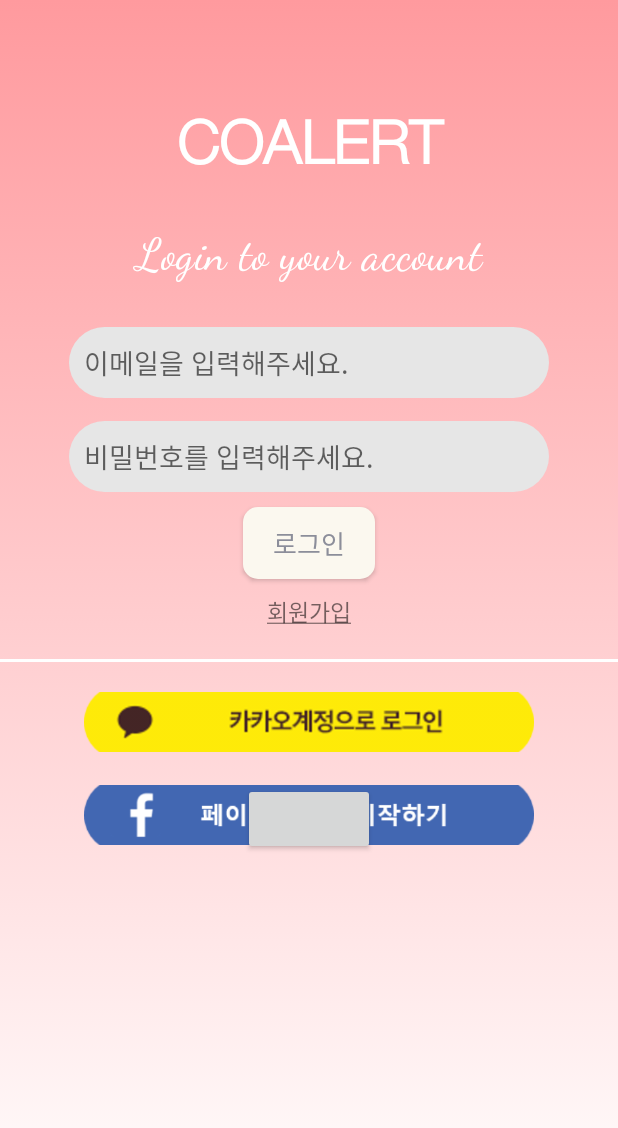
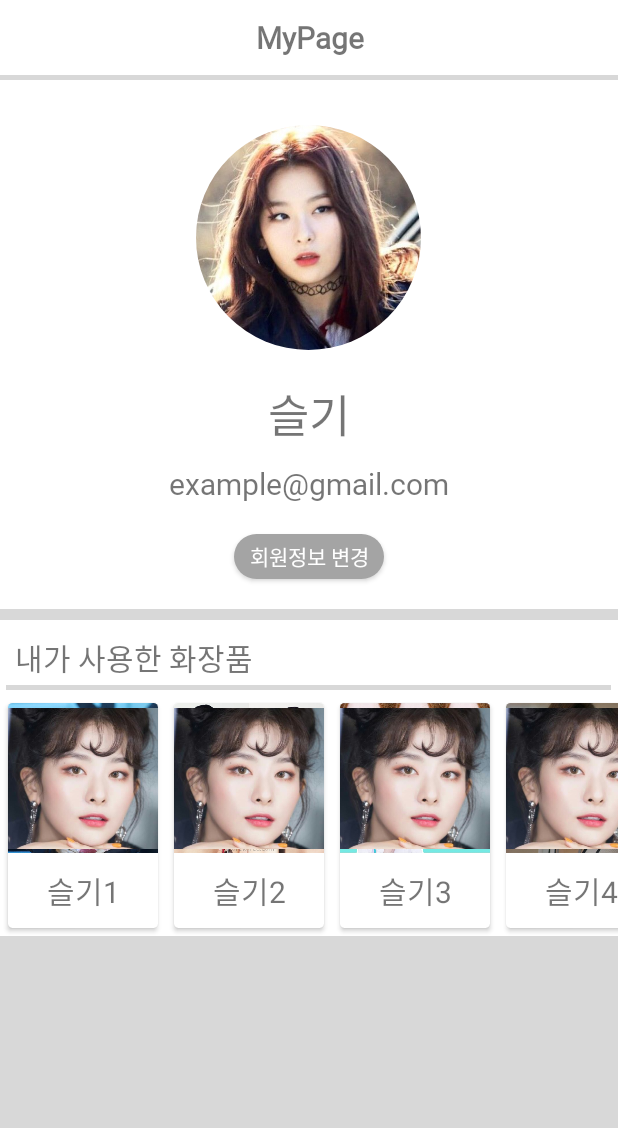
Before and after one commit to dokdokorea/CoAlert_Front, an Android app: the screen it shows after launch (LoginActivity before the commit, MypageActivity after it), on a phone screen of 412 x 824 dp. Shown: the top 1128 px of the screen. Run offline under Robolectric (Android 15) with nearby library versions, the phone set to English and light mode, and no system bars; our stand-ins replace CircleImageView; plain views replace LoginButton.

Commit message:
add horizontal recyclerview

```diff
--- a/app/src/main/java/com/example/user/coalert/Activity/LeftNavigationContentActivity.java
+++ b/app/src/main/java/com/example/user/coalert/Activity/LeftNavigationContentActivity.java
@@ -15,16 +15,11 @@ import com.example.user.coalert.R;
 import java.util.List;
 
 public class LeftNavigationContentActivity extends AppCompatActivity{
-    static final String[] COMPANY_LIST={"innisfree","아리따움","LUSH","THE FACE SHOP"};
 
     @Override
     protected void onCreate(@Nullable Bundle savedInstanceState) {
         super.onCreate(savedInstanceState);
         setContentView(R.layout.left_navigation_content);
 
-        ArrayAdapter adapter=new ArrayAdapter(this, android.R.layout.simple_list_item_1,COMPANY_LIST);
-
-        ListView listView=(ListView)findViewById(R.id.company_listview);
-        listView.setAdapter(adapter);
     }
 }
--- a/app/src/main/java/com/example/user/coalert/Activity/LoginActivity.java
+++ b/app/src/main/java/com/example/user/coalert/Activity/LoginActivity.java
@@ -1,7 +1,6 @@
 package com.example.user.coalert.Activity;
 
 import android.Manifest;
-import android.app.Activity;
 import android.content.Intent;
 import android.content.pm.PackageManager;
 import android.os.Bundle;
@@ -13,7 +12,7 @@ import android.widget.Button;
 import android.widget.ImageButton;
 import android.widget.ImageView;
 
-import com.example.user.coalert.Loading1Activity;
+import com.example.user.coalert.Loading.Loading1Activity;
 import com.example.user.coalert.R;
 import com.facebook.login.widget.LoginButton;
 
--- /dev/null
+++ b/app/src/main/java/com/example/user/coalert/Activity/MypageActivity.java
@@ -0,0 +1,52 @@
+package com.example.user.coalert.Activity;
+
+import android.graphics.drawable.ShapeDrawable;
+import android.graphics.drawable.shapes.OvalShape;
+import android.os.Build;
+import android.os.Bundle;
+import android.support.annotation.Nullable;
+import android.support.v7.app.AppCompatActivity;
+import android.support.v7.widget.LinearLayoutManager;
+import android.support.v7.widget.RecyclerView;
+import android.view.LayoutInflater;
+import android.view.View;
+import android.widget.ArrayAdapter;
+import android.widget.ImageView;
+import android.widget.ListView;
+
+import com.example.user.coalert.Adapter.MypageRecyclerViewAdapter;
+import com.example.user.coalert.Adapter.TimelineRecyclerViewAdapter;
+import com.example.user.coalert.R;
+import com.example.user.coalert.item.CosmeticList_mypage;
+import com.example.user.coalert.item.TimelineCardVIew;
+
+import java.util.ArrayList;
+import java.util.List;
+
+public class MypageActivity extends AppCompatActivity{
+    List<String> list;
+    @Override
+    protected void onCreate(@Nullable Bundle savedInstanceState) {
+        super.onCreate(savedInstanceState);
+        setContentView(R.layout.activity_mypage);
+
+        RecyclerView recyclerView=(RecyclerView)findViewById(R.id.recyclerview);
+        LinearLayoutManager layoutManager=new LinearLayoutManager(this,LinearLayoutManager.HORIZONTAL,false);
+        recyclerView.setHasFixedSize(true);
+        recyclerView.setLayoutManager(layoutManager);
+
+        List<CosmeticList_mypage> items=new ArrayList<>();
+        CosmeticList_mypage[] item=new CosmeticList_mypage[5];
+        item[0]=new CosmeticList_mypage(R.drawable.cardview1,"슬기1");
+        item[1]=new CosmeticList_mypage(R.drawable.cardview2,"슬기2");
+        item[2]=new CosmeticList_mypage(R.drawable.cardview3,"슬기3");
+        item[3]=new CosmeticList_mypage(R.drawable.cardview4,"슬기4");
+        item[4]=new CosmeticList_mypage(R.drawable.cardview5,"슬기5");
+
+        for(int i=0;i<5;i++) items.add(item[i]);
+
+        recyclerView.setAdapter(new MypageRecyclerViewAdapter(getApplicationContext(),items,R.layout.activity_mypage));
+
+
+    }
+}
--- /dev/null
+++ b/app/src/main/java/com/example/user/coalert/Adapter/MypageRecyclerViewAdapter.java
@@ -0,0 +1,66 @@
+package com.example.user.coalert.Adapter;
+
+import android.content.Context;
+import android.graphics.drawable.Drawable;
+import android.support.annotation.NonNull;
+import android.support.v7.widget.CardView;
+import android.support.v7.widget.RecyclerView;
+import android.view.LayoutInflater;
+import android.view.View;
+import android.view.ViewGroup;
+import android.widget.ImageView;
+import android.widget.TextView;
+import android.widget.Toast;
+
+import com.example.user.coalert.R;
+import com.example.user.coalert.item.CosmeticList_mypage;
+
+import java.util.List;
+
+public class MypageRecyclerViewAdapter extends RecyclerView.Adapter<MypageRecyclerViewAdapter.ViewHolder>{
+    Context context;
+    List <CosmeticList_mypage> list;
+    int item_layout;
+    public MypageRecyclerViewAdapter(Context context, List<CosmeticList_mypage> items, int item_layout){
+        this.context = context;
+        list = items;
+        this.item_layout =item_layout;
+    }
+
+    @NonNull
+    @Override
+    public ViewHolder onCreateViewHolder(@NonNull ViewGroup parent, int viewType) {
+        View v = LayoutInflater.from(parent.getContext()).inflate(R.layout.mypage_item, null);
+        return new ViewHolder(v) ;
+    }
+
+    @Override
+    public void onBindViewHolder(@NonNull ViewHolder holder, int position) {
+        final CosmeticList_mypage item = list.get(position);
+        Drawable drawable=context.getResources().getDrawable(item.getImage());
+        holder.image.setBackground(drawable);
+        holder.name.setText(item.getTitle());
+        holder.cardview.setOnClickListener(new View.OnClickListener() {
+            @Override
+            public void onClick(View v) {
+                Toast.makeText(context,item.getTitle(),Toast.LENGTH_SHORT).show();
+            }
+        });
+    }
+
+    @Override
+    public int getItemCount() {
+        return this.list.size();
+    }
+    public class ViewHolder extends RecyclerView.ViewHolder {
+        ImageView image;
+        TextView name;
+        CardView cardview;
+        public ViewHolder(View itemView) {
+            super(itemView);
+            image=(ImageView)itemView.findViewById(R.id.cosphoto);
+            name=(TextView)itemView.findViewById(R.id.Name);
+            cardview=(CardView)itemView.findViewById(R.id.cardview);
+        }
+    }
+}
--- a/app/src/main/java/com/example/user/coalert/Loading1Activity.java
+++ b/app/src/main/java/com/example/user/coalert/Loading/Loading1Activity.java
@@ -1,4 +1,4 @@
-package com.example.user.coalert;
+package com.example.user.coalert.Loading;
 import android.content.Intent;
 import android.os.Bundle;
 import android.os.Handler;
@@ -9,6 +9,7 @@ import android.view.animation.AnimationUtils;
 import android.widget.ImageView;
 
 import com.example.user.coalert.Activity.MainActivity;
+import com.example.user.coalert.R;
 
 public class Loading1Activity extends AppCompatActivity {
     private ImageView loadingImg;
--- /dev/null
+++ b/app/src/main/java/com/example/user/coalert/item/CosmeticList_mypage.java
@@ -0,0 +1,16 @@
+package com.example.user.coalert.item;
+
+public class CosmeticList_mypage {
+    int image;
+    String name;
+    public int getImage(){
+        return this.image;
+    }
+    public String getTitle(){
+        return this.name;
+    }
+    public CosmeticList_mypage(int image, String name){
+        this.image=image;
+        this.name=name;
+    }
+}
--- a/app/src/main/res/layout/activity_mypage.xml
+++ b/app/src/main/res/layout/activity_mypage.xml
@@ -2,16 +2,18 @@
 <LinearLayout xmlns:android="http://schemas.android.com/apk/res/android"
     android:layout_width="match_parent"
     android:layout_height="match_parent"
+    xmlns:tools="http://schemas.android.com/tools"
     android:background="#D8D8D8"
     android:gravity="center_horizontal"
-    android:orientation="vertical">
+    android:orientation="vertical"
+    tools:context=".Activity.MypageActivity">
 
 
     <TextView
         android:layout_width="match_parent"
         android:layout_height="50dp"
         android:background="#ffffff"
-        android:fontFamily="@font/yoon_gothic320"
+        android:fontFamily="@font/yoon_gothic340"
         android:gravity="center"
         android:text="MyPage"
         android:textSize="20dp"
@@ -39,12 +41,11 @@
                 android:gravity="center"
                 android:orientation="vertical">
 
-                <ImageButton
+                <de.hdodenhof.circleimageview.CircleImageView
                     android:id="@+id/profile"
                     android:layout_width="150dp"
                     android:layout_height="150dp"
                     android:layout_marginTop="30dp"
-                    android:scaleType="centerInside"
 
                     android:src="@drawable/seul" />
 
@@ -53,6 +54,7 @@
                     android:layout_width="wrap_content"
                     android:layout_height="wrap_content"
                     android:layout_marginTop="20dp"
+                    android:fontFamily="@font/yoon_gothic330"
                     android:text="슬기"
                     android:textSize="30dp" />
 
@@ -61,6 +63,7 @@
                     android:layout_width="wrap_content"
                     android:layout_height="wrap_content"
                     android:layout_marginTop="10dp"
+                    android:fontFamily="@font/yoon_gothic330"
                     android:text="example@gmail.com"
                     android:textSize="20dp" />
 
@@ -70,6 +73,7 @@
                     android:layout_marginTop="20dp"
                     android:background="@drawable/btnstyle1"
                     android:text="회원정보 변경"
+                    android:fontFamily="@font/yoon_gothic330"
                     android:textColor="#fff" />
 
                 <android.support.v4.widget.Space
@@ -94,6 +98,7 @@
                     android:layout_marginLeft="10dp"
                     android:layout_marginTop="10dp"
                     android:text="내가 사용한 화장품"
+                    android:fontFamily="@font/yoon_gothic330"
                     android:textSize="20dp" />
 
                 <LinearLayout
@@ -105,7 +110,7 @@
                     android:weightSum="1">
 
                     <TextView
-                        android:layout_width="wrap_content"
+                        android:layout_width="0dp"
                         android:layout_height="3dp"
                         android:layout_weight="0.98"
                         android:background="#D8D8D8" />
@@ -113,9 +118,6 @@
 
                 </LinearLayout>
 
-                <HorizontalScrollView
-                    android:layout_width="match_parent"
-                    android:layout_height="wrap_content">
 
                     <LinearLayout
                         android:layout_width="match_parent"
@@ -123,42 +125,14 @@
                         android:layout_marginTop="3dp"
                         android:orientation="horizontal">
 
-                        <ImageButton
-                            android:layout_width="60dp"
-                            android:layout_height="60dp" />
-
-                        <ImageButton
-                            android:layout_width="60dp"
-                            android:layout_height="60dp" />
-
-                        <ImageButton
-                            android:layout_width="60dp"
-                            android:layout_height="60dp" />
-
-                        <ImageButton
-                            android:layout_width="60dp"
-                            android:layout_height="60dp" />
-
-                        <ImageButton
-                            android:layout_width="60dp"
-                            android:layout_height="60dp" />
-
-                        <ImageButton
-                            android:layout_width="60dp"
-                            android:layout_height="60dp" />
-
-                        <ImageButton
-                            android:layout_width="60dp"
-                            android:layout_height="60dp" />
-
-                        <ImageButton
-                            android:layout_width="60dp"
-                            android:layout_height="60dp" />
+                        <android.support.v7.widget.RecyclerView
+                            android:id="@+id/recyclerview"
+                            android:layout_width="match_parent"
+                            android:layout_height="match_parent"
+                            android:orientation="horizontal"/>
 
 
                     </LinearLayout>
-
-                </HorizontalScrollView>
 
 
             </LinearLayout>
--- /dev/null
+++ b/app/src/main/res/layout/mypage_item.xml
@@ -0,0 +1,41 @@
+<?xml version="1.0" encoding="utf-8"?>
+<LinearLayout xmlns:android="http://schemas.android.com/apk/res/android"
+    xmlns:card_view="http://schemas.android.com/apk/res-auto"
+    xmlns:tools="http://schemas.android.com/tools"
+    android:orientation="vertical"
+    android:layout_width="match_parent"
+    android:layout_height="match_parent">
+    <android.support.v7.widget.CardView
+        android:id="@+id/cardview"
+        card_view:cardCornerRadius="3dp"
+        android:layout_width="wrap_content"
+        android:layout_height="wrap_content"
+        android:layout_margin="5dp">
+
+        <LinearLayout
+            android:layout_width="wrap_content"
+            android:layout_height="wrap_content"
+            android:orientation="vertical">
+
+
+                <ImageView
+                    android:layout_width="100dp"
+                    android:layout_height="100dp"
+                    android:scaleType="centerInside"
+                    android:id="@+id/cosphoto"
+                    android:src="@drawable/face1" />
+
+                <TextView
+                    android:id="@+id/Name"
+                    android:layout_width="match_parent"
+                    android:layout_height="wrap_content"
+                    android:gravity="center"
+                    android:padding="10dp"
+                    android:textSize="20dp"
+                    android:text="ddd"
+                    tools:ignore="RtlHardcoded" />
+
+        </LinearLayout>
+    </android.support.v7.widget.CardView>
+
+</LinearLayout>
--- a/app/src/main/res/values/styles.xml
+++ b/app/src/main/res/values/styles.xml
@@ -21,4 +21,10 @@
         <item name="android:textColor">@color/sixth</item>
     </style>
 
+    <style name="mypageStyle">
+        <item name="android:fontFamily">@font/yoon_gothic330</item>
+        <item name="android:textSize">16sp</item>
+        <item name="android:textColor">@color/sixth</item>
+    </style>
+
 </resources>
```
Also changed, not shown: app/src/main/AndroidManifest.xml (+11 -5 lines).
